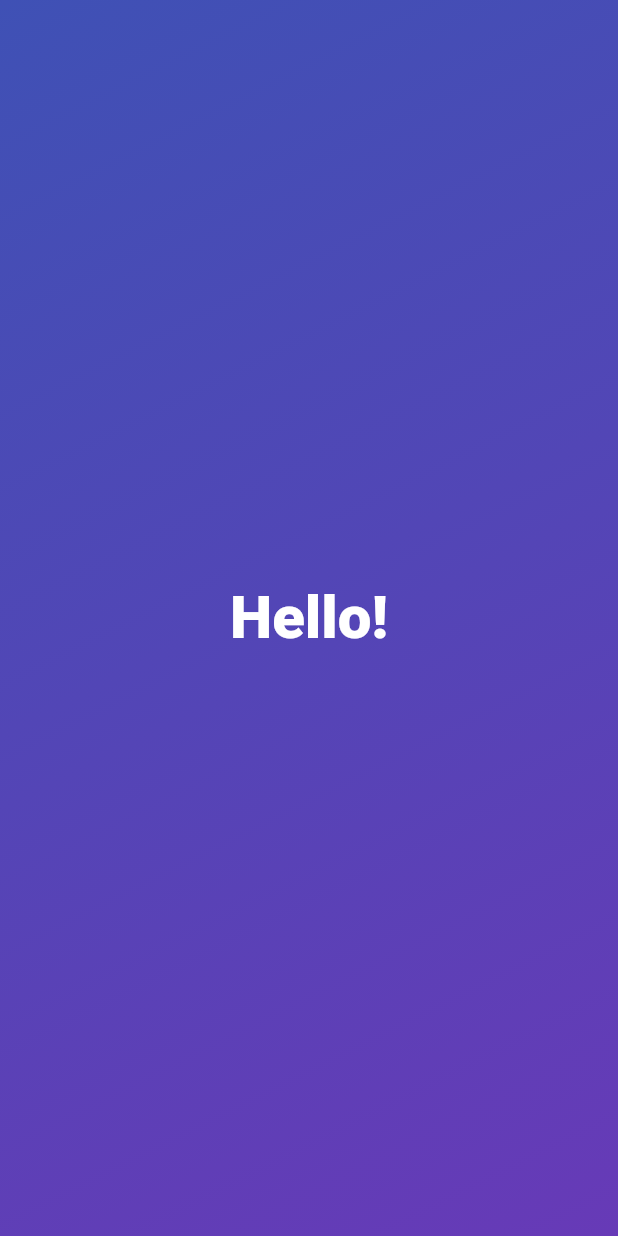
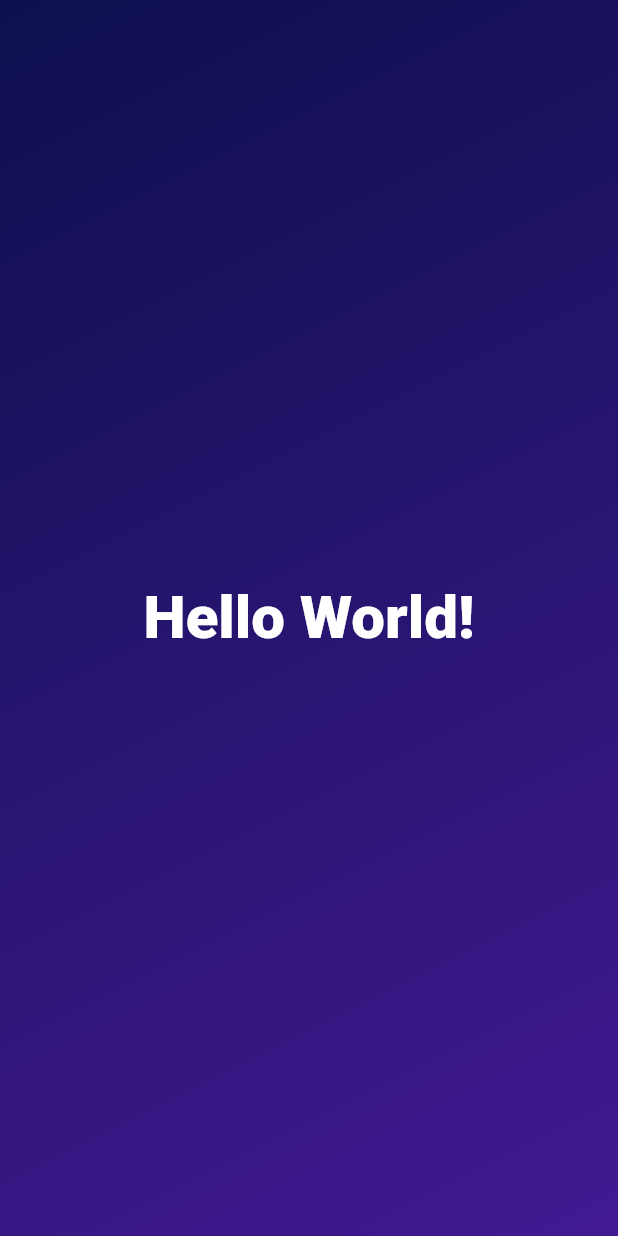
Before and after one commit to subarnabsadhukhan/Roll-Dice-App, a Flutter app: the screen it shows after launch, on a phone screen of 412 x 824 dp. Run offline on Flutter 3.47's test engine with Material 2 defaults, Android fonts, the light colour scheme and no system bars.

Commit message:
Revert "use Alternate Constructor Function (for learning only)"
This reverts commit ffaad4344b31969d270a57c81c49bb4f16750680.

```diff
--- a/lib/gradient_container.dart
+++ b/lib/gradient_container.dart
@@ -5,18 +5,7 @@ const beginAlignment = Alignment.bottomRight;
 const endAlignment = Alignment.topLeft;
 
 class GradientContainer extends StatelessWidget {
-  const GradientContainer(
-    this.colors,
-    this.mainText, {
-    super.key,
-  }); // This is default Constructor Function
-
-  const GradientContainer.alternateChoice({super.key})
-      : colors = const [
-          Colors.deepPurple,
-          Colors.indigo,
-        ], // const keyword used, because lists are by default editable.
-        mainText = 'Hello!'; // Alternate Constructor Function
+  const GradientContainer(this.colors, this.mainText, {super.key});
 
   final List<Color> colors;
   final String mainText;
--- a/lib/main.dart
+++ b/lib/main.dart
@@ -5,8 +5,13 @@ void main() {
   runApp(
     const MaterialApp(
       home: Scaffold(
-        body: GradientContainer
-            .alternateChoice(), // use the alternate constructor function
+        body: GradientContainer(
+          [
+            Color.fromARGB(255, 66, 25, 146),
+            Color.fromARGB(255, 13, 16, 78),
+          ],
+          'Hello World!',
+        ),
       ),
     ),
   );
```
